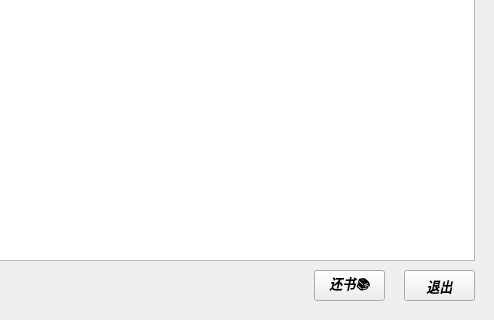
Qt form LibraryManager/borrow_info.ui (Guodanding/713topteam_LibraryManagerSystem) before a commit; both pictures show x 506 to 1000 and y 380 to 700 of the 1000 by 700 pixel window.
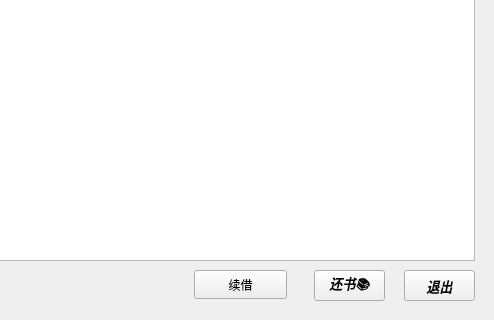
The same form after that commit.

```diff
--- a/LibraryManager/borrow_info.ui
+++ b/LibraryManager/borrow_info.ui
@@ -101,6 +101,19 @@
     <string>查询信息如下：</string>
    </property>
   </widget>
+  <widget class="QPushButton" name="RenewBtn">
+   <property name="geometry">
+    <rect>
+     <x>700</x>
+     <y>650</y>
+     <width>93</width>
+     <height>29</height>
+    </rect>
+   </property>
+   <property name="text">
+    <string>续借</string>
+   </property>
+  </widget>
  </widget>
  <resources/>
  <connections/>
```
